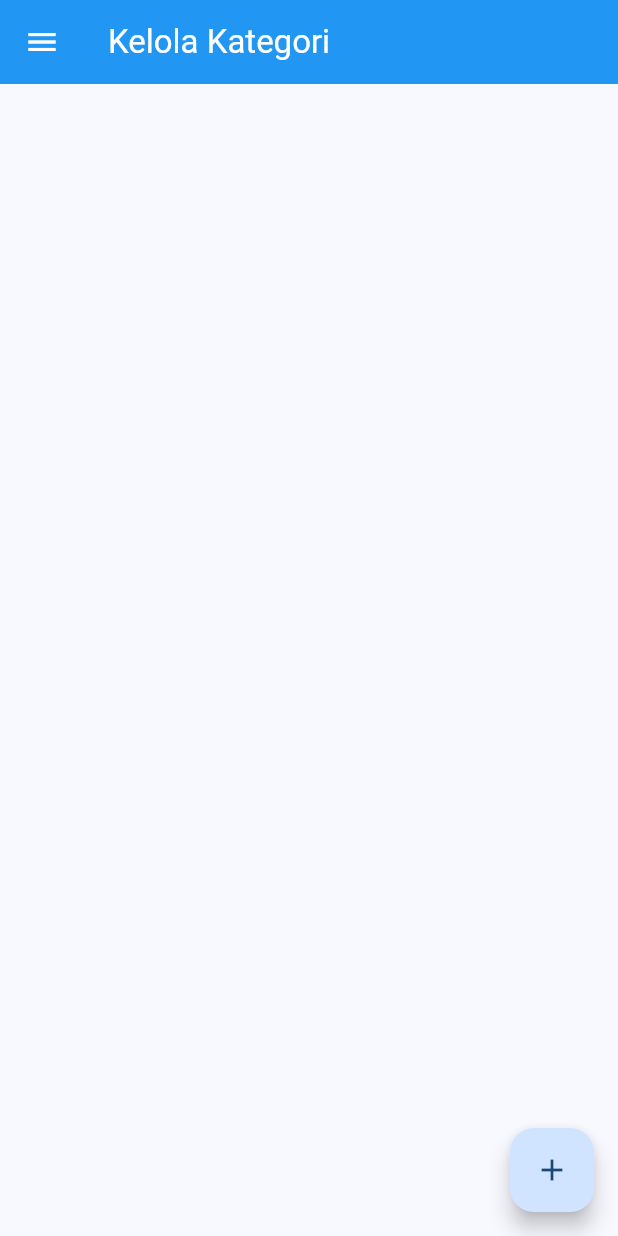
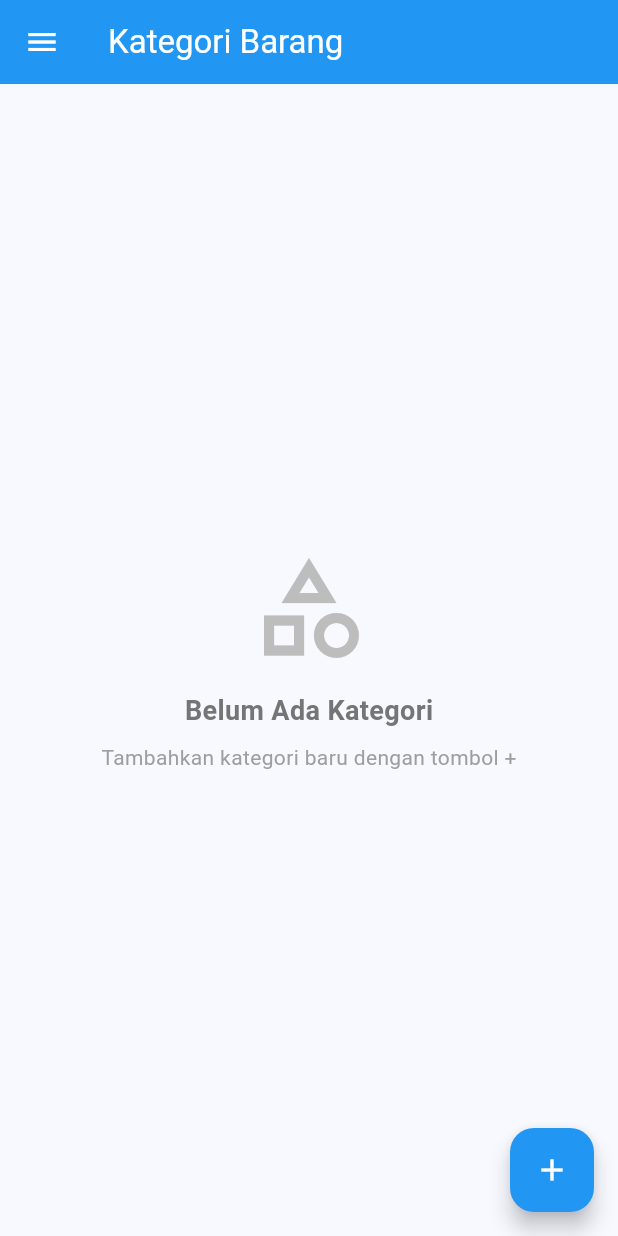
Before and after one commit to billdansr/rosapp, a Flutter app: the screen it shows after launch, in the side drawer, after a tap on "Kategori Barang", on a phone screen of 412 x 824 dp. Run offline on Flutter 3.47's test engine with Material 3 defaults, Android fonts, the phone set to English and light mode, and no system bars; our stand-ins replace camera, fl_chart, open_filex, pdf, printing, sqflite_common_ffi; missing offline and left inert: excel, zxing_lib; accounts and stored records are empty.

Commit message:
Enhance category management UI with improved loading states, validation messages, and empty state handling

```diff
--- a/lib/screens/category_screen.dart
+++ b/lib/screens/category_screen.dart
@@ -22,11 +22,15 @@ class _CategoryScreenState extends State<CategoryScreen> {
   }
 
   Future<void> _loadCategories() async {
+    if (!mounted) return;
+    setState(() => _isLoading = true);
     final categories = await ProductService().getAllCategories();
+    if (mounted) {
       setState(() {
         _categories = categories;
         _isLoading = false;
       });
+    }
   }
 
   void _showCategoryDialog({Category? category}) {
@@ -35,7 +39,7 @@ class _CategoryScreenState extends State<CategoryScreen> {
     showDialog(
       context: context,
       builder: (_) => AlertDialog(
-        title: Text(category == null ? 'Tambah Kategori' : 'Edit Kategori'),
+        title: Text(category == null ? 'Tambah Kategori Baru' : 'Edit Kategori'),
         content: StatefulBuilder( // Use StatefulBuilder to update suffixIcon
           builder: (BuildContext context, StateSetter setStateDialog) {
             return TextField(
@@ -64,17 +68,37 @@ class _CategoryScreenState extends State<CategoryScreen> {
           ElevatedButton(
             onPressed: () async {
               final name = controller.text.trim();
-              if (name.isEmpty) return;
+              if (name.isEmpty) {
+                ScaffoldMessenger.of(context).showSnackBar(
+                  const SnackBar(content: Text('Nama kategori tidak boleh kosong.'), backgroundColor: Colors.red),
+                );
+                return;
+              }
+              try {
                 if (category == null) {
                   await ProductService().addCategory(Category(name: name));
+                  if (mounted) ScaffoldMessenger.of(context).showSnackBar(SnackBar(content: Text('Kategori "$name" berhasil ditambahkan.'), backgroundColor: Colors.green));
                 } else {
                   await ProductService().updateCategory(Category(id: category.id, name: name));
+                  if (mounted) ScaffoldMessenger.of(context).showSnackBar(SnackBar(content: Text('Kategori "${category.name}" berhasil diperbarui menjadi "$name".'), backgroundColor: Colors.green));
                 }
                 if (!mounted) return;
                 Navigator.pop(context);
                 _loadCategories();
+              } catch (e) {
+                if (mounted) {
+                  ScaffoldMessenger.of(context).showSnackBar(
+                    SnackBar(content: Text('Gagal menyimpan kategori: ${e.toString()}'), backgroundColor: Colors.red),
+                  );
+                }
+              }
             },
-            child: const Text('Simpan'),
+            style: ElevatedButton.styleFrom(
+              backgroundColor: Colors.blue,
+              foregroundColor: Colors.white,
+            ),
+            // Disable button if name is empty by checking controller.text inside onPressed or using the StatefulBuilder's setState
+            child: const Text('Simpan')
           ),
         ],
       ),
@@ -88,15 +112,27 @@ class _CategoryScreenState extends State<CategoryScreen> {
         title: const Text('Hapus Kategori'),
         content: Text('Yakin ingin menghapus kategori "${category.name}"?'),
         actions: [
-          TextButton(onPressed: () => Navigator.pop(context, false), child: const Text('Batal')),
-          TextButton(onPressed: () => Navigator.pop(context, true), child: const Text('Hapus')),
+          TextButton(
+            onPressed: () => Navigator.pop(context, false),
+            child: const Text('Batal'),
+          ),
+          ElevatedButton(
+            onPressed: () => Navigator.pop(context, true),
+            style: ElevatedButton.styleFrom(backgroundColor: Colors.red, foregroundColor: Colors.white),
+            child: const Text('Hapus'),
+          ),
         ],
       ),
     );
 
     if (confirm == true) {
+      try {
         await ProductService().deleteCategory(category.id!);
+        if (mounted) ScaffoldMessenger.of(context).showSnackBar(SnackBar(content: Text('Kategori "${category.name}" berhasil dihapus.'), backgroundColor: Colors.green));
         _loadCategories();
+      } catch (e) {
+        if (mounted) ScaffoldMessenger.of(context).showSnackBar(SnackBar(content: Text('Gagal menghapus kategori: ${e.toString()}'), backgroundColor: Colors.red));
+      }
     }
   }
 
@@ -104,31 +140,63 @@ class _CategoryScreenState extends State<CategoryScreen> {
   Widget build(BuildContext context) {
     return Scaffold(
       appBar: AppBar(
-        title: const Text('Kelola Kategori'),
+        title: const Text('Kategori Barang'),
         backgroundColor: Colors.blue,
         foregroundColor: Colors.white,
       ),
       drawer: const AppDrawer(),
       body: _isLoading
           ? const Center(child: CircularProgressIndicator())
-          : ListView.builder(
+          : _categories.isEmpty
+              ? Center(
+                  child: Column(
+                    mainAxisAlignment: MainAxisAlignment.center,
+                    children: [
+                      Icon(Icons.category_outlined, size: 80, color: Colors.grey[400]),
+                      const SizedBox(height: 16),
+                      Text(
+                        'Belum Ada Kategori',
+                        style: TextStyle(fontSize: 18, fontWeight: FontWeight.bold, color: Colors.grey[600]),
+                      ),
+                      const SizedBox(height: 8),
+                      Text(
+                        'Tambahkan kategori baru dengan tombol +',
+                        style: TextStyle(color: Colors.grey[500]),
+                      ),
+                    ],
+                  ),
+                )
+              : RefreshIndicator(
+                  onRefresh: _loadCategories,
+                  child: ListView.separated(
+                    padding: const EdgeInsets.all(12.0),
                     itemCount: _categories.length,
+                    separatorBuilder: (context, index) => const SizedBox(height: 8),
                     itemBuilder: (_, index) {
                       final category = _categories[index];
-                return ListTile(
-                  title: Text(category.name),
+                      return Card(
+                        elevation: 2.0,
+                        shape: RoundedRectangleBorder(borderRadius: BorderRadius.circular(8.0)),
+                        child: ListTile(
+                          leading: Icon(Icons.label_outline, color: Colors.blue[700]),
+                          title: Text(category.name, style: const TextStyle(fontWeight: FontWeight.w500)),
                           trailing: Row(
                             mainAxisSize: MainAxisSize.min,
                             children: [
-                      IconButton(icon: const Icon(Icons.edit), onPressed: () => _showCategoryDialog(category: category)),
-                      IconButton(icon: const Icon(Icons.delete), onPressed: () => _deleteCategory(category)),
+                              IconButton(icon: Icon(Icons.edit_outlined, color: Colors.orange[700]), tooltip: "Edit Kategori", onPressed: () => _showCategoryDialog(category: category)),
+                              IconButton(icon: Icon(Icons.delete_outline, color: Colors.red[700]), tooltip: "Hapus Kategori", onPressed: () => _deleteCategory(category)),
                             ],
+                          ),
                         ),
                       );
                     },
                   ),
+                ),
       floatingActionButton: FloatingActionButton(
         onPressed: () => _showCategoryDialog(),
+        backgroundColor: Colors.blue,
+        foregroundColor: Colors.white,
+        tooltip: 'Tambah Kategori Baru',
         child: const Icon(Icons.add),
       ),
     );
```
Lines whose indentation alone changed are shown as unchanged.
